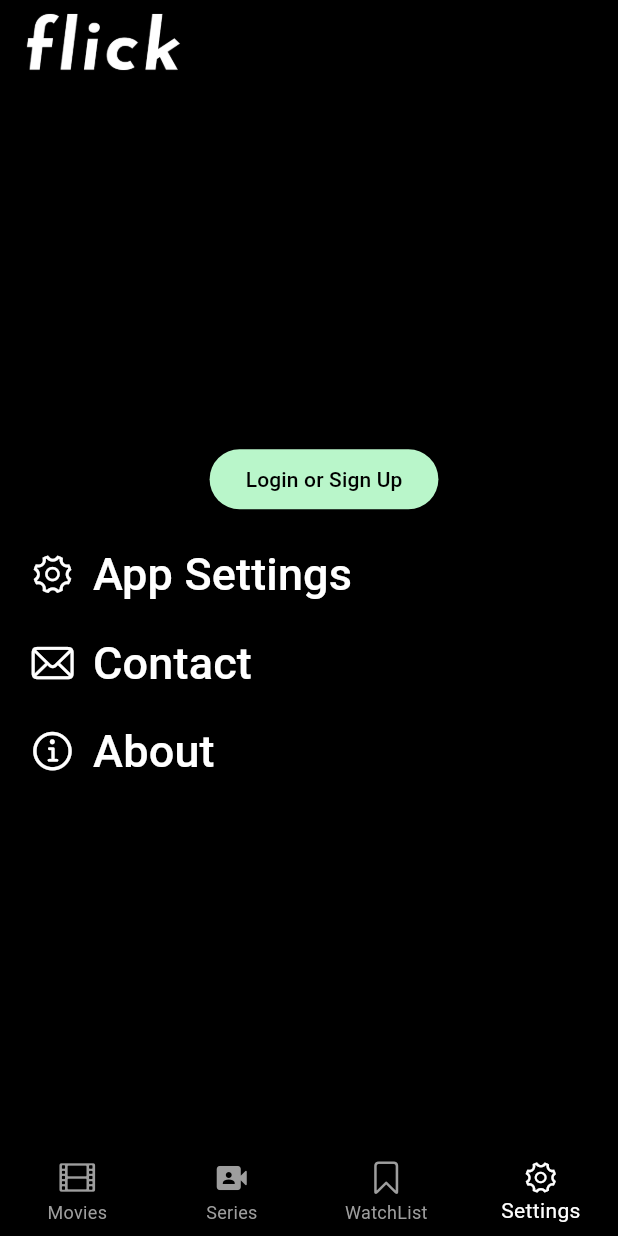
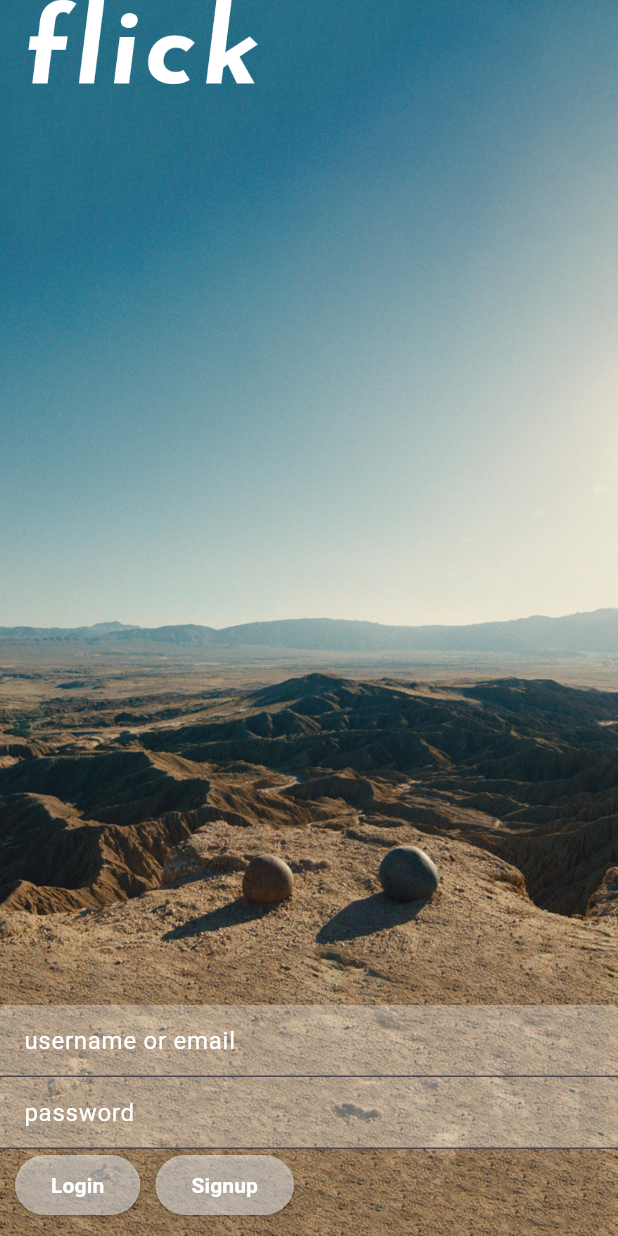
Before and after one commit to akarshbr/flick, a Flutter app: the CurrentScreen screen opened directly, item 4 of the bottom bar chosen, after a tap on "Login or Sign Up", on a phone screen of 412 x 824 dp. Run offline on Flutter 3.47's test engine with Material 3 defaults, Android fonts, the phone set to English and light mode, and no system bars; our stand-ins replace font_awesome_flutter.

Commit message:
Login Screen Added

```diff
--- a/lib/utils/constants.dart
+++ b/lib/utils/constants.dart
@@ -8,8 +8,18 @@ const Color settingsIconColor = Colors.white;
 ///elevated-button
 const Color buttonBGColor = Colors.greenAccent;
 const Color buttonTextColor = Colors.black;
+const Color buttonBColor1 = Colors.white;
+const Color buttonTextColor1 = Colors.white;
 
 const cHeight = SizedBox(height: 10);
+const cWidth = SizedBox(width: 10);
 
 ///appbar
 const appBarPreferredSize = Size.fromHeight(60);
+const double appBarHeight = 40;
+
+///Text field
+const Color hintTextColor = Colors.white;
+const Color inputTextColor = Colors.white;
+const Color hintTextClr = Colors.white;
+const Color fillClr = Colors.white;
--- /dev/null
+++ b/lib/view/bottom_navigation_screens/discussion/discussion_screen.dart
@@ -0,0 +1,12 @@
+import 'package:flutter/material.dart';
+
+class DiscussionScreen extends StatelessWidget {
+  const DiscussionScreen({super.key});
+
+  @override
+  Widget build(BuildContext context) {
+    return Scaffold(
+      body: Center(child: Text("Discussion")),
+    );
+  }
+}
--- a/lib/view/bottom_navigation_screens/settings/settings_screen.dart
+++ b/lib/view/bottom_navigation_screens/settings/settings_screen.dart
@@ -1,5 +1,6 @@
 import 'package:flick/utils/constants.dart';
 import 'package:flick/view/custom_widget/icon_and_textButton.dart';
+import 'package:flick/view/login_signup/login/login_screen.dart';
 import 'package:flutter/cupertino.dart';
 import 'package:flutter/material.dart';
 
@@ -15,7 +16,9 @@ class SettingsScreen extends StatelessWidget {
           mainAxisAlignment: MainAxisAlignment.center,
           children: [
             ElevatedButton(
-                onPressed: () {},
+                onPressed: () {
+                  Navigator.push((context), MaterialPageRoute(builder: (context) => LoginScreen()));
+                },
                 style: ElevatedButton.styleFrom(
                   backgroundColor: Colors.greenAccent.shade100,
                 ),
--- /dev/null
+++ b/lib/view/bottom_navigation_screens/watchlist/watchlist_screen.dart
@@ -0,0 +1,11 @@
+import 'package:flutter/material.dart';
+
+class WatchListScreen extends StatelessWidget {
+  const WatchListScreen({super.key});
+
+  @override
+  Widget build(BuildContext context) {
+    return Center(child: Text("Watchlist",style: TextStyle(color: Colors.white),))
+    ;
+  }
+}
--- a/lib/view/custom_widget/app_bar.dart
+++ b/lib/view/custom_widget/app_bar.dart
@@ -1,3 +1,4 @@
+import 'package:flick/utils/constants.dart';
 import 'package:flick/view/custom_widget/bottom_navigaton.dart';
 import 'package:flutter/material.dart';
 
@@ -8,7 +9,7 @@ class AppBarWidget extends StatelessWidget {
   Widget build(BuildContext context) {
     return AppBar(
       elevation: 0,
-      title: const Image(height: 40, image: AssetImage("assets/logo/flick_white.png")),
+      title: const Image(height: appBarHeight, image: AssetImage("assets/logo/flick_white.png")),
       actions: [
         ValueListenableBuilder(
             valueListenable: indexChangeNotifier,
--- a/lib/view/custom_widget/login_signup_appbar.dart
+++ b/lib/view/custom_widget/login_signup_appbar.dart
@@ -7,8 +7,10 @@ class LoginSignupAppBar extends StatelessWidget {
   Widget build(BuildContext context) {
     return AppBar(
       elevation: 0,
-      //backgroundColor: Colors.transparent,
-      leading: Image(image: AssetImage("assets/logo/flick_white.png")),
+      //forceMaterialTransparency: true,
+      automaticallyImplyLeading: false,
+      backgroundColor: Colors.transparent,
+      title: Image(image: AssetImage("assets/logo/flick_white.png"),height: 60),
 
     );
   }
--- a/lib/view/custom_widget/login_signup_elevated_button.dart
+++ b/lib/view/custom_widget/login_signup_elevated_button.dart
@@ -1,3 +1,4 @@
+import 'package:flick/utils/constants.dart';
 import 'package:flutter/material.dart';
 
 class LoginSignupElevatedButton extends StatelessWidget {
@@ -7,6 +8,10 @@ class LoginSignupElevatedButton extends StatelessWidget {
 
   @override
   Widget build(BuildContext context) {
-    return ElevatedButton(onPressed: () {}, child: Text(text));
+    return ElevatedButton(
+      onPressed: () {},
+      child: Text(text,style: TextStyle(color: buttonTextColor1,fontWeight: FontWeight.bold)),
+      style: ElevatedButton.styleFrom(backgroundColor: buttonBColor1.withOpacity(.5)),
+    );
   }
 }
--- /dev/null
+++ b/lib/view/custom_widget/login_signup_text_field.dart
@@ -0,0 +1,23 @@
+import 'package:flick/utils/constants.dart';
+import 'package:flutter/material.dart';
+
+class LoginSignupTextField extends StatelessWidget {
+  const LoginSignupTextField({super.key, required this.hintText});
+
+  final String hintText;
+
+  @override
+  Widget build(BuildContext context) {
+    return TextFormField(
+      cursorColor: Colors.white,
+      style: const TextStyle(color: inputTextColor),
+      decoration: InputDecoration(
+        filled: true,
+        fillColor: fillClr.withOpacity(.3),
+        hintText: hintText,
+        hintStyle: const TextStyle(color: hintTextClr),
+        focusedBorder: const UnderlineInputBorder(borderSide: BorderSide(color: fillClr))
+      ),
+    );
+  }
+}
--- /dev/null
+++ b/lib/view/login_signup/login/login_screen.dart
@@ -0,0 +1,48 @@
+import 'dart:math';
+
+import 'package:flick/dummy_data/backgroundImage.dart';
+import 'package:flick/utils/constants.dart';
+import 'package:flick/view/custom_widget/login_signup_appbar.dart';
+import 'package:flutter/material.dart';
+
+import '../../custom_widget/login_signup_elevated_button.dart';
+import '../../custom_widget/login_signup_text_field.dart';
+
+class LoginScreen extends StatelessWidget {
+  const LoginScreen({super.key});
+
+  @override
+  Widget build(BuildContext context) {
+    Random random = Random();
+    int randomImageIndex = random.nextInt(bgImage.length);
+    return Scaffold(
+      extendBodyBehindAppBar: true,
+      appBar: const PreferredSize(preferredSize: Size.fromHeight(100), child: LoginSignupAppBar()),
+      body: Container(
+        height: MediaQuery.of(context).size.height,
+        width: MediaQuery.of(context).size.width,
+        decoration: BoxDecoration(
+            image:
+                DecorationImage(image: AssetImage("assets/bgImage/EEAAO.jpeg.jpg"), fit: BoxFit.cover)),
+        child: Column(
+          mainAxisAlignment: MainAxisAlignment.end,
+          children: [
+            LoginSignupTextField(hintText: 'username or email'),
+            LoginSignupTextField(hintText: "password"),
+            Padding(
+              padding: const EdgeInsets.only(left: 10),
+              child: Row(
+                children: [
+                  LoginSignupElevatedButton(text: "Login"),
+                  cWidth,
+                  LoginSignupElevatedButton(text: "Signup"),
+                ],
+              ),
+            ),
+            cHeight
+          ],
+        ),
+      ),
+    );
+  }
+}
--- a/lib/view/select_language/select_your_language.dart
+++ b/lib/view/select_language/select_your_language.dart
@@ -1,6 +1,6 @@
 import 'dart:math';
 import 'package:flick/controller/language_provider.dart';
-import 'package:flick/dummy_data/bagroundImage.dart';
+import 'package:flick/dummy_data/backgroundImage.dart';
 import 'package:flick/dummy_data/langauges.dart';
 import 'package:flick/view/current_Screen/current_screen.dart';
 import 'package:flutter/material.dart';
--- a/lib/view/splash/splash.dart
+++ b/lib/view/splash/splash.dart
@@ -3,7 +3,7 @@ import 'dart:math';
 import 'package:flick/view/select_language/select_your_language.dart';
 import 'package:flutter/material.dart';
 
-import '../../dummy_data/bagroundImage.dart';
+import '../../dummy_data/backgroundImage.dart';
 
 class Splash extends StatefulWidget {
   const Splash({super.key});
```
Also changed, not shown: assets/bgImage/EEAAO.jpeg.jpg (added), assets/bgImage/tgtbtu.jpg (added), assets/logo/flick_black.png.
